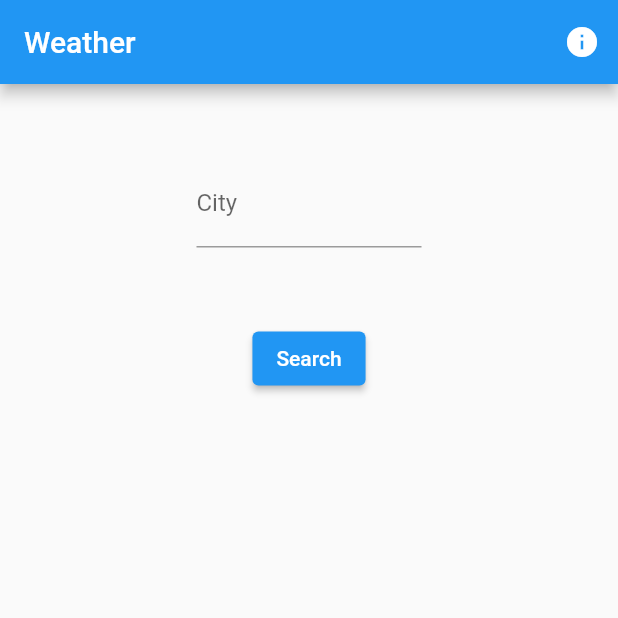
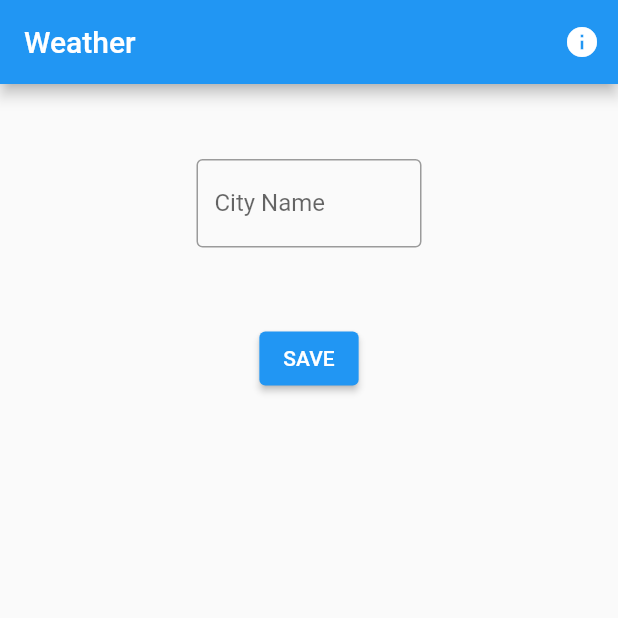
Before and after one commit to sandeepflutter/weather_app, a Flutter app: the screen it shows after launch, after a tap on the "info" icon, after a tap on "Skip", on a phone screen of 412 x 824 dp, the top half of it. Run offline on Flutter 3.47's test engine with Material 2 defaults, Android fonts, the phone set to English and light mode, and no system bars; network calls fail.

Commit message:
change button

```diff
--- a/lib/main.dart
+++ b/lib/main.dart
@@ -40,6 +40,12 @@ class _MyHomePageState extends State<MyHomePage> {
   WeatherResponse? _response;
 
   @override
+  void dispose(){
+    _cityTextController.dispose();
+    super.dispose();
+  }
+
+  @override
   Widget build(BuildContext context) {
     return Scaffold(
       appBar: AppBar(
@@ -75,17 +81,33 @@ class _MyHomePageState extends State<MyHomePage> {
                     Text(_response!.weatherInfo.description)
                   ],
                 ),
+
+
               Padding(
                 padding: const EdgeInsets.symmetric(vertical: 50),
                 child: SizedBox(
                   width: 150,
+
                   child: TextField(
                       controller: _cityTextController,
-                      decoration: const InputDecoration(labelText: 'City'),
+                      decoration: const InputDecoration(labelText: 'City Name',
+                      border: OutlineInputBorder()),
                       textAlign: TextAlign.center),
                 ),
               ),
-              ElevatedButton(onPressed: _search, child: const Text('Search'))
+
+              ValueListenableBuilder<TextEditingValue>(
+        valueListenable: _cityTextController,
+        builder: (context, value, child) {
+          return ElevatedButton(
+            onPressed: _search,
+
+            child: value.text.isNotEmpty ? const Text('UPDATE'):const Text('SAVE'),
+          );
+        },
+      ),
+              // ElevatedButton(
+              //   onPressed: _search, child: const Text('Search'))
             ],
           ),
         ),
```
